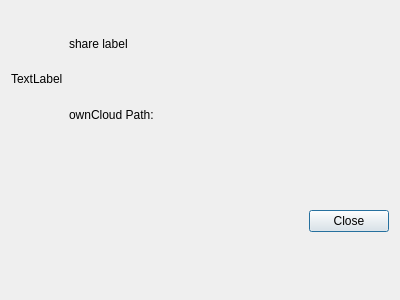
First picture: the form in src/gui/sharedialog.ui, repository nextcloud/desktop, before the edit.
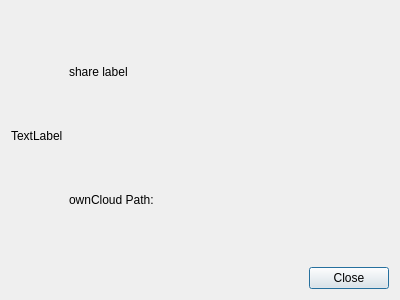
Second picture: the form after the edit.

Commit message: ShareDialog: Tell a user early if resharing is impossible #4679

What changed in the file:
```diff
--- a/src/gui/sharedialog.ui
+++ b/src/gui/sharedialog.ui
@@ -63,7 +63,7 @@
    <item>
     <widget class="QDialogButtonBox" name="buttonBox">
      <property name="sizePolicy">
-      <sizepolicy hsizetype="MinimumExpanding" vsizetype="Minimum">
+      <sizepolicy hsizetype="MinimumExpanding" vsizetype="Fixed">
        <horstretch>0</horstretch>
        <verstretch>0</verstretch>
       </sizepolicy>
```
The commit also changes 2 other files.
